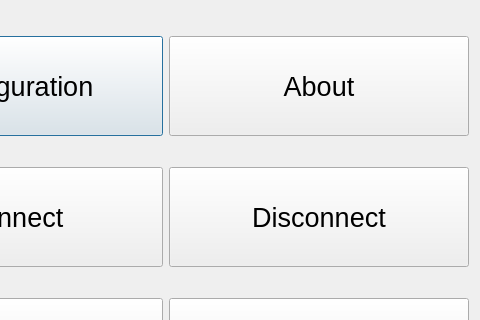
The window that sw/Bullseye/menu.ui (mlundh/BLEtarget) describes before a commit, drawn with Qt 5; both pictures show x 148 to 628 and y 0 to 320 of the 628 by 436 pixel window.
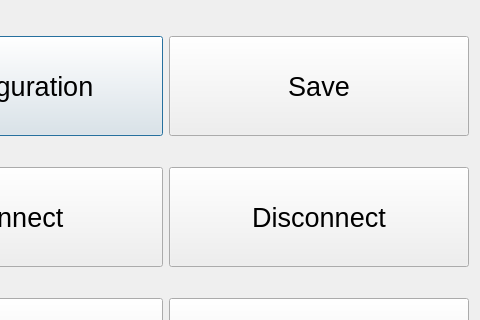
The same window after the commit.

The edit to the form file:
```diff
--- a/sw/Bullseye/menu.ui
+++ b/sw/Bullseye/menu.ui
@@ -6,7 +6,7 @@
    <rect>
     <x>0</x>
     <y>0</y>
-    <width>618</width>
+    <width>626</width>
     <height>436</height>
    </rect>
   </property>
@@ -48,7 +48,7 @@
         </font>
        </property>
        <property name="text">
-        <string>About</string>
+        <string>Save</string>
        </property>
       </widget>
      </item>
```
Left out of the diff: 2 changed lines with no effect on the pictures.
